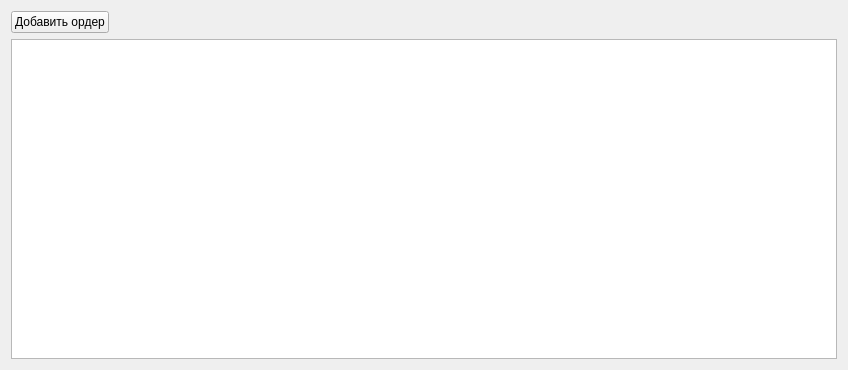
The window that Orders/orderwidget.ui (Sakton/CONVEYANCE_QV1) describes before a commit, drawn with Qt 5.
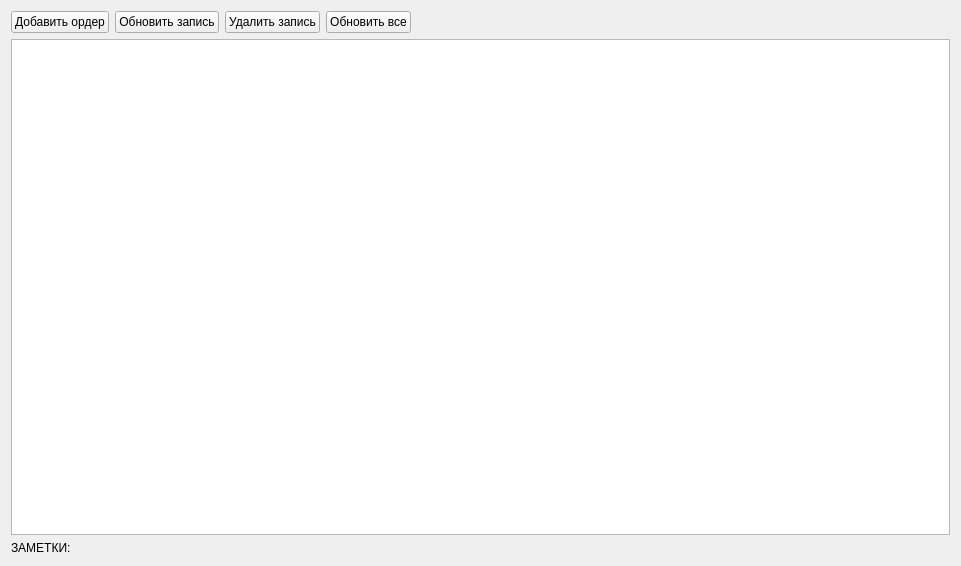
The same window after the commit. Custom widgets are drawn as their Qt base class.

What changed in the file:
```diff
--- a/Orders/orderwidget.ui
+++ b/Orders/orderwidget.ui
@@ -6,8 +6,8 @@
    <rect>
     <x>0</x>
     <y>0</y>
-    <width>848</width>
-    <height>370</height>
+    <width>961</width>
+    <height>566</height>
    </rect>
   </property>
   <property name="windowTitle">
@@ -25,6 +25,27 @@
          </property>
         </widget>
        </item>
+       <item>
+        <widget class="QPushButton" name="pushButton">
+         <property name="text">
+          <string>Обновить запись</string>
+         </property>
+        </widget>
+       </item>
+       <item>
+        <widget class="QPushButton" name="pushButton_2">
+         <property name="text">
+          <string>Удалить запись</string>
+         </property>
+        </widget>
+       </item>
+       <item>
+        <widget class="QPushButton" name="pushButton_3">
+         <property name="text">
+          <string>Обновить все</string>
+         </property>
+        </widget>
+       </item>
        <item>
         <spacer name="horizontalSpacer">
          <property name="orientation">
@@ -63,14 +84,27 @@
        <property name="sortingEnabled">
         <bool>true</bool>
        </property>
+       <attribute name="horizontalHeaderCascadingSectionResizes">
+        <bool>true</bool>
+       </attribute>
+       <attribute name="horizontalHeaderDefaultSectionSize">
+        <number>400</number>
+       </attribute>
        <attribute name="horizontalHeaderStretchLastSection">
-        <bool>true</bool>
+        <bool>false</bool>
        </attribute>
        <attribute name="verticalHeaderCascadingSectionResizes">
         <bool>true</bool>
        </attribute>
       </widget>
      </item>
+     <item>
+      <widget class="QLabel" name="label">
+       <property name="text">
+        <string>ЗАМЕТКИ: </string>
+       </property>
+      </widget>
+     </item>
     </layout>
    </item>
   </layout>
```
Left out of the diff: 4 changed lines with no effect on the pictures.
